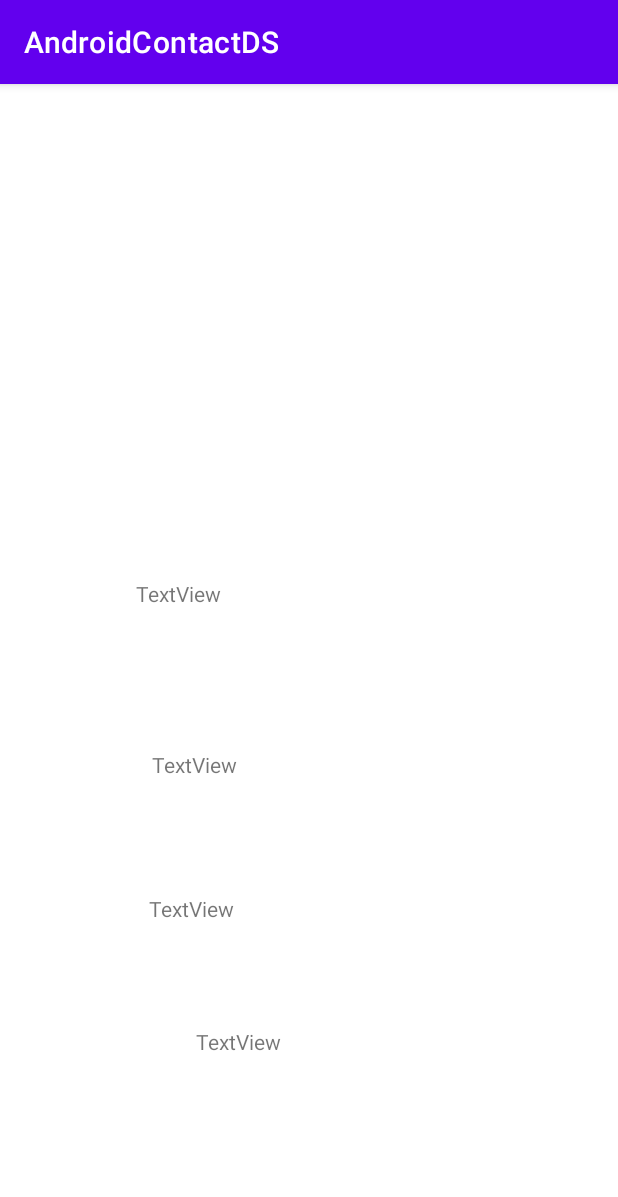
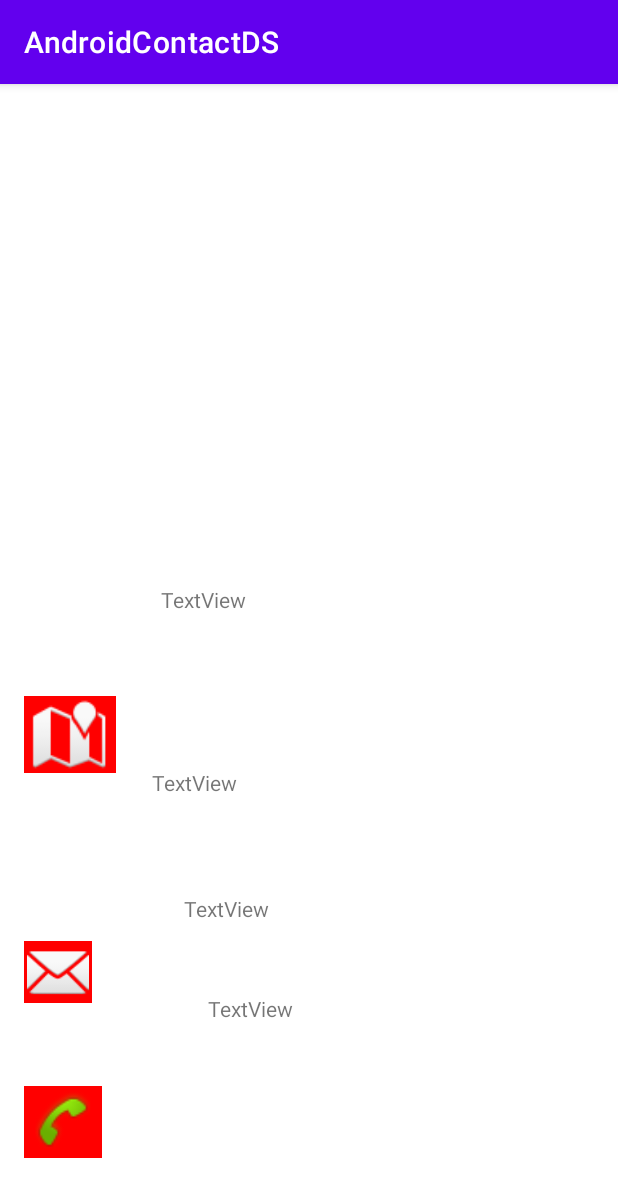
Before and after one commit to thomaschok/AndroidContactDs, an Android app: the DetailsContactActivity screen opened directly, with no data from a screen before it, on a phone screen of 412 x 824 dp. Shown: the top 1197 px of the screen. Run offline under Robolectric (Android 15) with nearby library versions, the phone set to English and light mode, and no system bars; our stand-ins replace Picasso; network calls fail; pictures from the network do not load; 13 statements that could not run were skipped.

Commit message:
final avec apk mdp isenoui

```diff
--- a/app/src/main/java/fr/isen/choquell/androidcontactds/DetailsContactActivity.kt
+++ b/app/src/main/java/fr/isen/choquell/androidcontactds/DetailsContactActivity.kt
@@ -1,7 +1,5 @@
 package fr.isen.choquell.androidcontactds
 
-
-import ContactAdapter
 import activity.Contact.Api.Results
 import android.annotation.SuppressLint
 import androidx.appcompat.app.AppCompatActivity
@@ -56,7 +54,7 @@ class DetailsContactActivity : AppCompatActivity() {
         telephoneView.text = telephone
 
         val dateView = findViewById<TextView>(R.id.dateDetailView)
-        val date = item.nat
+        val date = item.registered?.date +" "+ item.registered?.age
         dateView.text = date
     }
 
--- a/app/src/main/java/fr/isen/choquell/androidcontactds/MainActivity.kt
+++ b/app/src/main/java/fr/isen/choquell/androidcontactds/MainActivity.kt
@@ -25,7 +25,7 @@ class MainActivity : AppCompatActivity() {
         setContentView(binding.root)
         //setContentView(R.layout.activity_main)
         actionBar?.title = "AndroidContactDS"
-        supportActionBar!!.setBackgroundDrawable(ColorDrawable(Color.parseColor("#FF9800")))
+        supportActionBar!!.setBackgroundDrawable(ColorDrawable(Color.parseColor("#000000")))
 
         val layoutManager = LinearLayoutManager(applicationContext)
         binding.recyclerViewList.layoutManager = layoutManager
@@ -54,6 +54,6 @@ class MainActivity : AppCompatActivity() {
         val contactResult = Gson().fromJson(data, Model::class.java)
         val contactCategory =contactResult.results
         val adapter = binding.recyclerViewList.adapter as ContactAdapter
-        adapter.refreshList(contactCategory)
+        adapter.refreshList(contactCategory as ArrayList<Results>)
     }
 }
--- a/app/src/main/res/layout/activity_details_contact.xml
+++ b/app/src/main/res/layout/activity_details_contact.xml
@@ -8,6 +8,7 @@
 
     <ImageView
         android:id="@+id/detailsImageContact"
+        style="@style/ShapeAppearanceOverlay.Material3.NavigationView.Item"
         android:layout_width="172dp"
         android:layout_height="206dp"
         android:layout_marginTop="20dp"
@@ -31,10 +32,10 @@
         android:id="@+id/adresseDetailView"
         android:layout_width="229dp"
         android:layout_height="70dp"
-        android:layout_marginTop="44dp"
+        android:layout_marginTop="48dp"
         android:text="TextView"
         app:layout_constraintEnd_toEndOf="parent"
-        app:layout_constraintHorizontal_bias="0.498"
+        app:layout_constraintHorizontal_bias="0.587"
         app:layout_constraintStart_toStartOf="parent"
         app:layout_constraintTop_toBottomOf="@+id/nomDetailView" />
 
@@ -42,10 +43,9 @@
         android:id="@+id/mailDetailView"
         android:layout_width="210dp"
         android:layout_height="56dp"
-        android:layout_marginTop="44dp"
+        android:layout_marginTop="52dp"
         android:text="TextView"
         app:layout_constraintEnd_toEndOf="parent"
-        app:layout_constraintHorizontal_bias="0.501"
         app:layout_constraintStart_toStartOf="parent"
         app:layout_constraintTop_toBottomOf="@+id/adresseDetailView" />
 
@@ -53,9 +53,10 @@
         android:id="@+id/telephoneDetailView"
         android:layout_width="214dp"
         android:layout_height="40dp"
-        android:layout_marginTop="40dp"
+        android:layout_marginTop="28dp"
         android:text="TextView"
         app:layout_constraintEnd_toEndOf="parent"
+        app:layout_constraintHorizontal_bias="0.619"
         app:layout_constraintStart_toStartOf="parent"
         app:layout_constraintTop_toBottomOf="@+id/mailDetailView" />
 
@@ -66,8 +67,50 @@
         android:text="TextView"
         app:layout_constraintBottom_toBottomOf="parent"
         app:layout_constraintEnd_toEndOf="parent"
-        app:layout_constraintHorizontal_bias="0.526"
+        app:layout_constraintHorizontal_bias="0.558"
         app:layout_constraintStart_toStartOf="parent"
         app:layout_constraintTop_toBottomOf="@+id/telephoneDetailView"
-        app:layout_constraintVertical_bias="0.316" />
+        app:layout_constraintVertical_bias="0.171" />
+
+    <ImageView
+        android:id="@+id/imageView2"
+        android:layout_width="45dp"
+        android:layout_height="41dp"
+        android:background="#F80606"
+        android:backgroundTint="#FF0000"
+        android:src="@android:drawable/ic_dialog_email"
+        app:layout_constraintBottom_toBottomOf="parent"
+        app:layout_constraintEnd_toEndOf="parent"
+        app:layout_constraintHorizontal_bias="0.043"
+        app:layout_constraintStart_toStartOf="parent"
+        app:layout_constraintTop_toTopOf="parent"
+        app:layout_constraintVertical_bias="0.786" />
+
+    <ImageView
+        android:id="@+id/imageView3"
+        android:layout_width="52dp"
+        android:layout_height="48dp"
+        android:background="#FF0000"
+        android:backgroundTint="#FF0000"
+        android:src="@android:drawable/stat_sys_phone_call"
+        app:layout_constraintBottom_toBottomOf="parent"
+        app:layout_constraintEnd_toEndOf="parent"
+        app:layout_constraintHorizontal_bias="0.044"
+        app:layout_constraintStart_toStartOf="parent"
+        app:layout_constraintTop_toTopOf="parent"
+        app:layout_constraintVertical_bias="0.928" />
+
+    <ImageView
+        android:id="@+id/imageView4"
+        android:layout_width="61dp"
+        android:layout_height="51dp"
+        android:background="#F10000"
+        android:backgroundTint="#FF0000"
+        android:src="@android:drawable/ic_dialog_map"
+        app:layout_constraintBottom_toBottomOf="parent"
+        app:layout_constraintEnd_toEndOf="parent"
+        app:layout_constraintHorizontal_bias="0.045"
+        app:layout_constraintStart_toStartOf="parent"
+        app:layout_constraintTop_toTopOf="parent"
+        app:layout_constraintVertical_bias="0.569" />
 </androidx.constraintlayout.widget.ConstraintLayout>
```
Also changed, not shown: app/src/main/res/layout/activity_main.xml (+15 -5 lines), app/src/main/res/layout/item.xml (+15 -15 lines), 3 other files.
